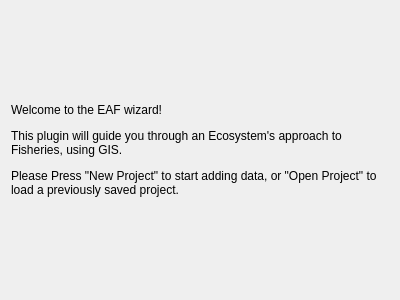
This is page0.ui in doublebyte1/eaf as Qt 5 draws it before an edit. The edited form follows.
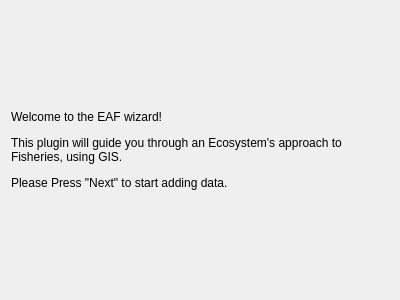
This is the edited form.

Commit message: - Added "layers" class, that implements the layer management system;  - there is one single dictionary that stores layers (value) and their names (key)  - All layer names are stored inside this class, as internationalized constants: cannot really allow them to come from anywhere else  - we only remove layers that were introduced by us (don't touch the user's layers!)  - if a layer is not present in the data directory (the user removed it?) we throw an error (can not really allow this to happen!);

The edit to the form file:
```diff
--- a/page0.ui
+++ b/page0.ui
@@ -23,7 +23,7 @@
    <item>
     <widget class="QLabel" name="label">
      <property name="text">
-      <string>&lt;html&gt;&lt;head/&gt;&lt;body&gt;&lt;p&gt;Welcome to the EAF wizard!&lt;/p&gt;&lt;p&gt;This plugin will guide you through an Ecosystem's approach to Fisheries, using GIS.&lt;/p&gt;&lt;p&gt;Please Press &amp;quot;New Project&amp;quot; to start adding data, or &amp;quot;Open Project&amp;quot; to load a previously saved project.&lt;/p&gt;&lt;/body&gt;&lt;/html&gt;</string>
+      <string>&lt;html&gt;&lt;head/&gt;&lt;body&gt;&lt;p&gt;Welcome to the EAF wizard!&lt;/p&gt;&lt;p&gt;This plugin will guide you through an Ecosystem's approach to Fisheries, using GIS.&lt;/p&gt;&lt;p&gt;Please Press &amp;quot;Next&amp;quot; to start adding data.&lt;/p&gt;&lt;/body&gt;&lt;/html&gt;</string>
      </property>
      <property name="scaledContents">
       <bool>false</bool>
```
The commit also changes 12 other files.
